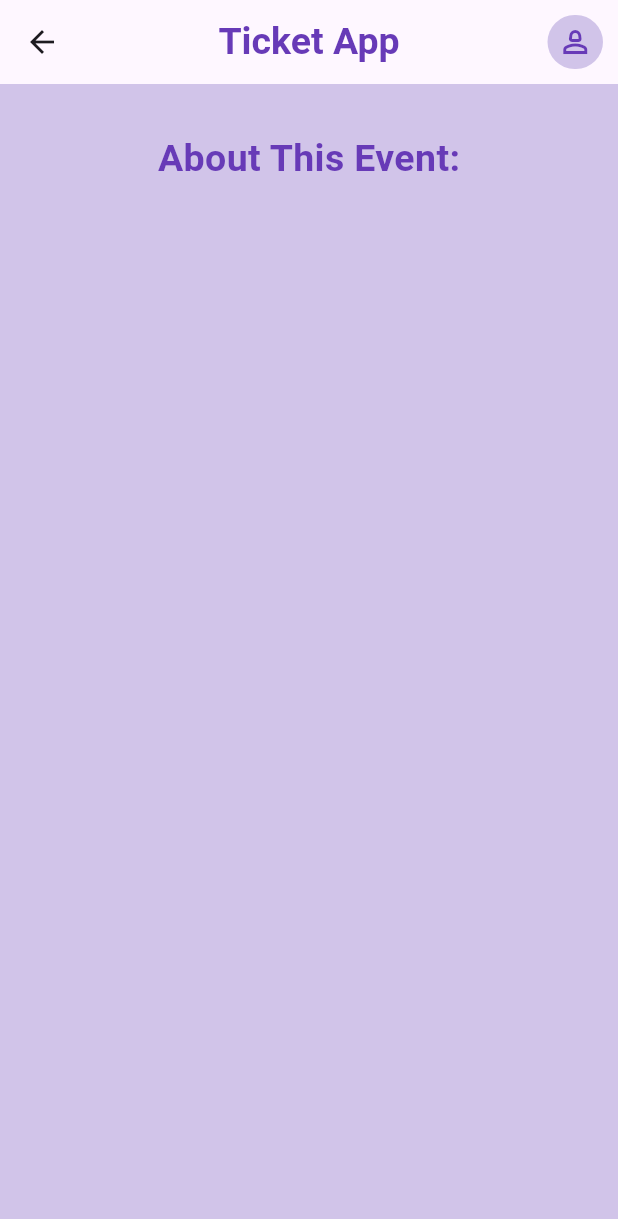
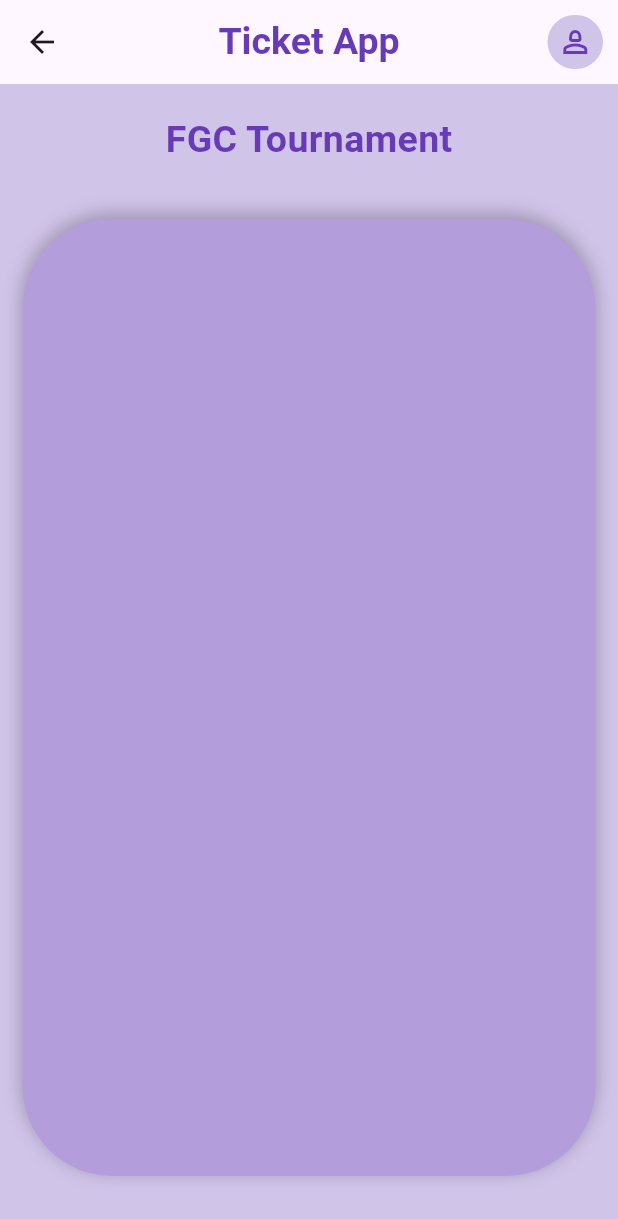
Before and after one commit to MaeBK/ticket-app, a Flutter app: the screen it shows after launch, after a tap on "Learn More / Buy Tickets", on a phone screen of 412 x 824 dp. Shown: the top 1219 px of the screen. Run offline on Flutter 3.47's test engine with Material 3 defaults, Android fonts, the phone set to English and light mode, and no system bars; our stand-ins replace flutter_svg, fluttertoast, get.

Commit message:
Ui changes

```diff
--- a/lib/events/event_component.dart
+++ b/lib/events/event_component.dart
@@ -29,7 +29,7 @@ class EventComponent {
 
     events.add(
         EventComponent(
-            name: 'Baking competition',
+            name: 'Baking Competition',
             imgPath: 'assets/icons/baking.svg',
             boxColor: Color(0xFFB39DDB),
             description: 'Do you thing you have the chops to cook with some'
--- a/lib/pages/event_tickets.dart
+++ b/lib/pages/events.dart
@@ -34,18 +34,18 @@ class _EventScreenState extends State<EventScreen>
               minHeight: cons.maxHeight,
             ),
 
-            // Login Header
+            // Event Header
             child: SingleChildScrollView(
               child: Column(
                 children: [
                   SizedBox(
                     width: MediaQuery.of(context).size.width,
-                    height: 100,
+                    height: 75,
                     child:
                     Container(
                       alignment: Alignment.center,
                       child:
-                      Text('About This Event:',
+                      Text("FGC Tournament",
                         style: TextStyle(
                           color: Colors.deepPurple,
                           fontSize: 25,
@@ -54,6 +54,37 @@ class _EventScreenState extends State<EventScreen>
                       ),
                     ),
                   ),
+                  Padding(
+                    padding: const EdgeInsets.all(15.0),
+                    child: Container(
+                      decoration: BoxDecoration(
+                        color: Colors.deepPurple[200],
+                        borderRadius: const BorderRadius.all(
+                          Radius.circular(60),
+                        ),
+                        boxShadow: const [
+                          BoxShadow(
+                            blurRadius: 10,
+                            color: Colors.black26,
+                            offset: Offset(0, -3),
+                          ),
+                        ],
+                      ),
+
+                      // Event Information
+                      child: Padding(
+                        padding: const EdgeInsets.fromLTRB(30, 30, 30, 8),
+                        child: Column(
+                          children: [
+                            Container(
+                              height:600,
+
+                            )
+                          ],
+                        ),
+                      ),
+                    ),
+                  )
                 ],
               ),
             ),
--- a/lib/pages/home.dart
+++ b/lib/pages/home.dart
@@ -1,7 +1,7 @@
 import 'package:flutter/material.dart';
 import 'package:flutter_svg/flutter_svg.dart';
 import 'package:ticket_app/events/event_component.dart';
-import 'package:ticket_app/pages/event_tickets.dart';
+import 'package:ticket_app/pages/events.dart';
 import 'package:ticket_app/users/logins/login_screen.dart';
 
 class HomePage extends StatelessWidget {
@@ -63,8 +63,9 @@ class HomePage extends StatelessWidget {
                         child: Text(
                           events[index].name,
                           style: TextStyle(
-                            color: Colors.white,
+                            color: Colors.black,
                             fontSize: 18,
+                            fontWeight: FontWeight.bold
                           ),
                         ),
                       ),
--- a/lib/users/logins/account_creation_screen.dart
+++ b/lib/users/logins/account_creation_screen.dart
@@ -107,10 +107,10 @@ class _AccountCreationScreenState extends State<AccountCreationScreen>
                     Container(
                       alignment: Alignment.center,
                       child:
-                      Text('Thank you for joining!',
+                      Text('Thank you for joining\n       Ticket Buyer!',
                         style: TextStyle(
                           color: Colors.deepPurple,
-                          fontSize: 25,
+                          fontSize: 30,
                           fontWeight: FontWeight.bold,
                         ),
                       ),
--- a/lib/users/logins/login_screen.dart
+++ b/lib/users/logins/login_screen.dart
@@ -1,4 +1,5 @@
 import 'dart:convert';
+
 import 'package:flutter/material.dart';
 import 'package:fluttertoast/fluttertoast.dart';
 import 'package:get/get.dart';
@@ -77,7 +78,7 @@ class _LoginScreenState extends State<LoginScreen>
                                 Text('Welcome Back to\nYour Ticket Buyer',
                                   style: TextStyle(
                                   color: Colors.deepPurple,
-                                  fontSize: 25,
+                                  fontSize: 35,
                                   fontWeight: FontWeight.bold,
                                 ),
                                 ),
```
